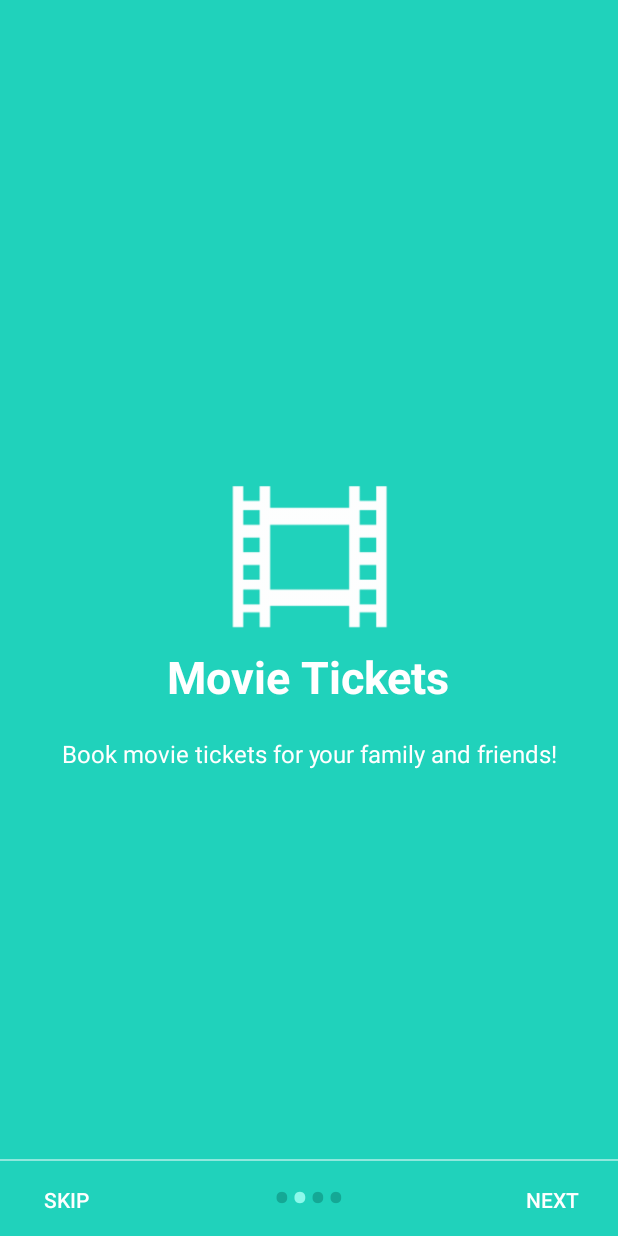
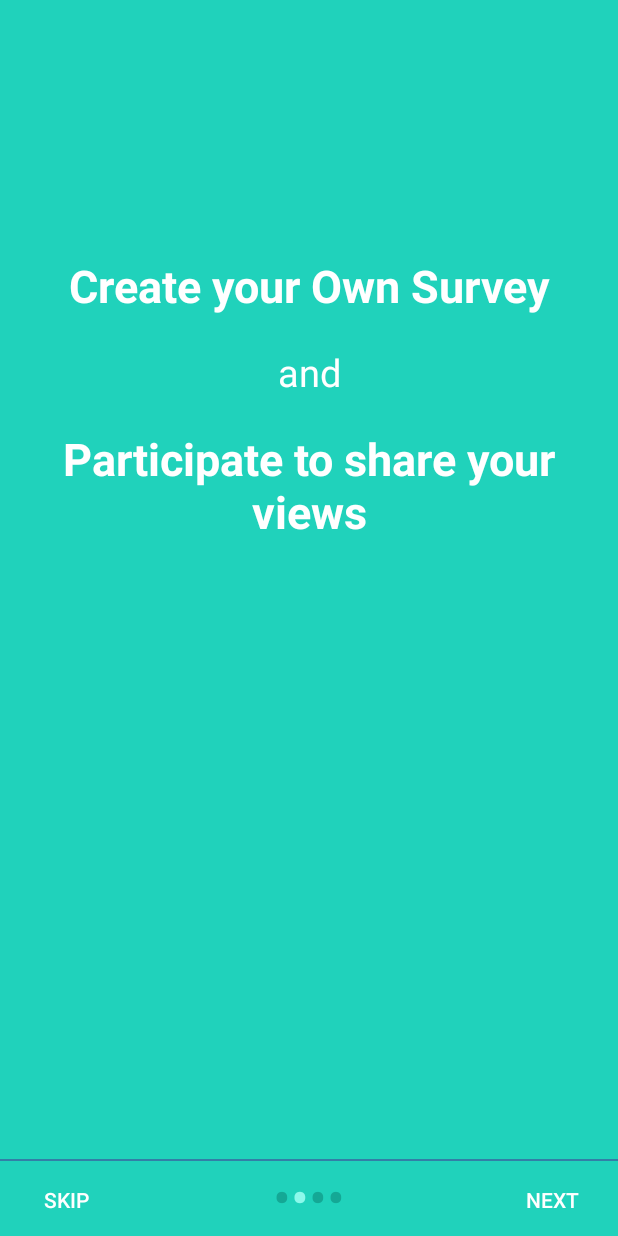
Before and after one commit to harasaurus/Survey, an Android app: the screen it shows after launch (WelcomeActivity), after a tap on "NEXT", on a phone screen of 412 x 824 dp. Run offline under Robolectric (Android 15) with nearby library versions, the phone set to English and light mode, and no system bars.

Commit message:
Update S 4

```diff
--- a/app/src/main/res/layout/activity_welcome.xml
+++ b/app/src/main/res/layout/activity_welcome.xml
@@ -27,7 +27,7 @@
         android:layout_height="1dp"
         android:alpha=".5"
         android:layout_above="@id/layoutDots"
-        android:background="@android:color/white" />
+        android:background="@color/colorAccent" />
 
     <Button
         android:id="@+id/btn_next"
--- a/app/src/main/res/layout/welcome_slide2.xml
+++ b/app/src/main/res/layout/welcome_slide2.xml
@@ -7,14 +7,10 @@
     <LinearLayout
         android:layout_width="wrap_content"
         android:layout_height="wrap_content"
-        android:layout_centerInParent="true"
         android:gravity="center_horizontal"
         android:orientation="vertical">
 
-        <ImageView
-            android:layout_width="@dimen/img_width_height"
-            android:layout_height="@dimen/img_width_height"
-            android:src="@drawable/ic_movie" />
+
 
         <TextView
             android:layout_width="wrap_content"
@@ -22,19 +18,41 @@
             android:text="@string/slide_2_title"
             android:textColor="@android:color/white"
             android:textSize="@dimen/slide_title"
-            android:textStyle="bold" />
+            android:textStyle="bold"
+            android:layout_marginTop="150dp"
+            android:padding="20dp"
+            android:textAlignment="center"
+            />
 
+      <!--  <TextView
+        android:layout_width="wrap_content"
+        android:layout_height="wrap_content"
+        android:layout_marginTop="20dp"
+        android:paddingLeft="@dimen/desc_padding"
+        android:paddingRight="@dimen/desc_padding"
+        android:text="@string/slide_2_desc"
+        android:textAlignment="center"
+        android:textColor="@android:color/white"
+        android:textSize="@dimen/slide_desc" />
+-->
+        <TextView
+            android:layout_width="match_parent"
+            android:layout_height="wrap_content"
+            android:text="@string/slide_2_join"
+            android:textSize="25dp"
+            android:textAlignment="center"
+            android:textColor="#ffffff"
+            />
         <TextView
             android:layout_width="wrap_content"
             android:layout_height="wrap_content"
-            android:layout_marginTop="20dp"
-            android:paddingLeft="@dimen/desc_padding"
-            android:paddingRight="@dimen/desc_padding"
             android:text="@string/slide_2_desc"
+            android:textColor="@android:color/white"
+            android:textSize="@dimen/slide_title"
+            android:textStyle="bold"
+           android:padding="20dp"
             android:textAlignment="center"
-            android:textColor="@android:color/white"
-            android:textSize="@dimen/slide_desc" />
-
+            />
     </LinearLayout>
 
 
--- a/app/src/main/res/layout/welcome_slide4.xml
+++ b/app/src/main/res/layout/welcome_slide4.xml
@@ -11,10 +11,10 @@
         android:gravity="center_horizontal"
         android:orientation="vertical">
 
-        <ImageView
+      <!--  <ImageView
             android:layout_width="@dimen/img_width_height"
             android:layout_height="@dimen/img_width_height"
-            android:src="@drawable/ic_travel" />
+            android:src="@drawable/ic_travel" /> -->
 
         <TextView
             android:layout_width="wrap_content"
--- a/app/src/main/res/values/strings.xml
+++ b/app/src/main/res/values/strings.xml
@@ -22,17 +22,17 @@
     <string name="skip">SKIP</string>
     <string name="start">GOT IT</string>
 
-    <string name="slide_1_title">Hello Food!</string>
-    <string name="slide_1_desc">The easiest way to order food from your favourite restaurant!</string>
 
-    <string name="slide_2_title">Movie Tickets</string>
-    <string name="slide_2_desc">Book movie tickets for your family and friends!</string>
 
-    <string name="slide_3_title">Great Discounts</string>
-    <string name="slide_3_desc">Best discounts on every single service we offer!</string>
+    <string name="slide_2_title">Create your Own Survey</string>
+    <string name="slide_2_join">and</string>
+    <string name="slide_2_desc">Participate to share your views</string>
 
-    <string name="slide_4_title">World Travel</string>
-    <string name="slide_4_desc">Book tickets of any transportation and travel the world!</string>
+    <string name="slide_3_title">Several Categories</string>
+    <string name="slide_3_desc">Participate according to your interest</string>
+
+    <string name="slide_4_title">Every opinion matters</string>
+    <string name="slide_4_desc">Change the world with your opinion</string>
 
     <string name="play_again_desc">To see the welcome slider again, goto Settings -> apps -> welcome slider -> clear data</string>
     <string name="play_again">Play Again</string>
```
Also changed, not shown: app/src/main/res/layout/activity_first.xml (+23 -19 lines), app/src/main/res/layout/welcome_slide1.xml (+34 -1 lines), 1 other file.
